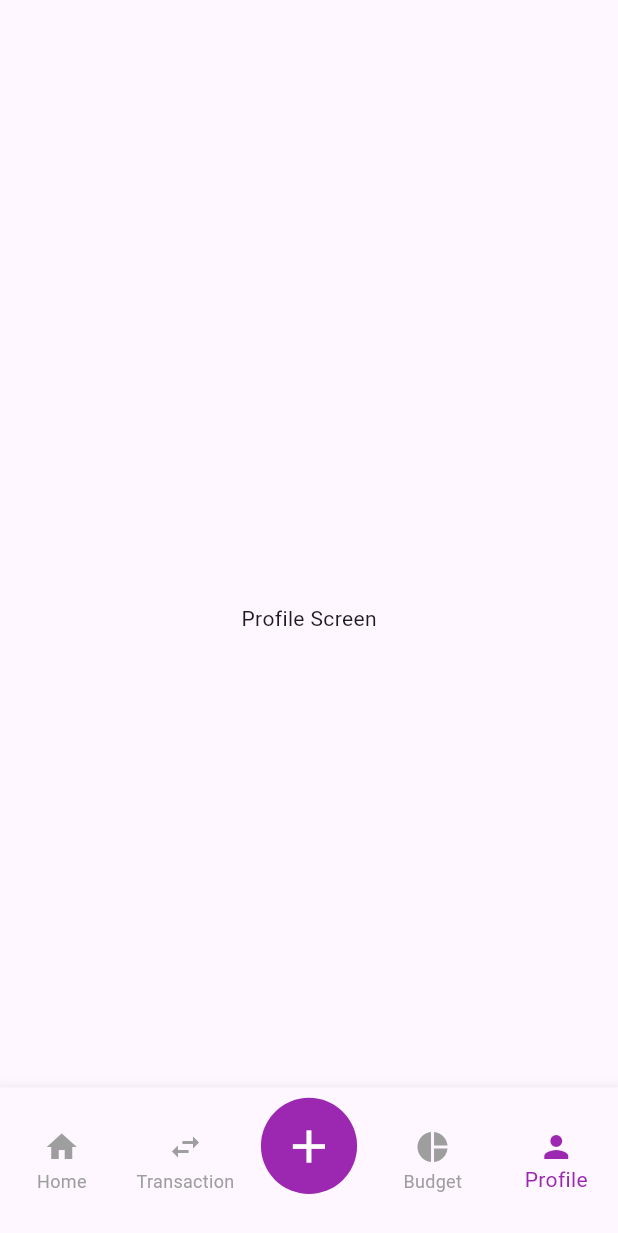
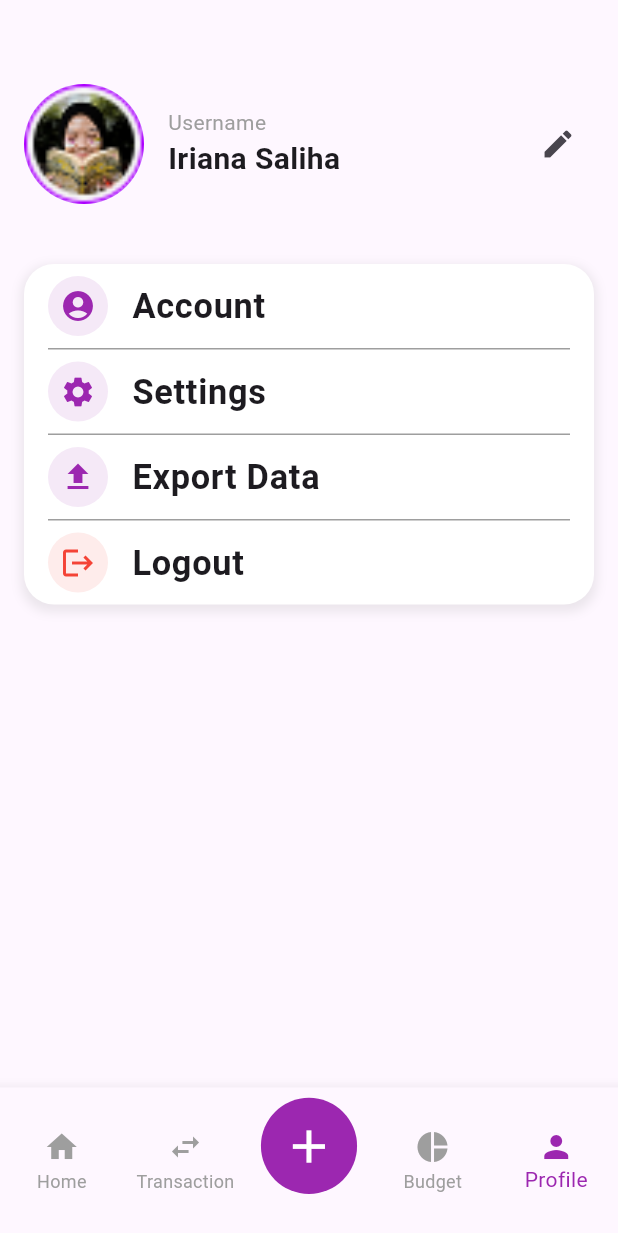
Before and after one commit to chiragdhunna/montra, a Flutter app: the screen it shows after launch, item 5 of the bottom bar chosen, on a phone screen of 412 x 824 dp. Shown: the top 1233 px of the screen. Run offline on Flutter 3.47's test engine with Material 3 defaults, Android fonts, the phone set to English and light mode, and no system bars; our stand-ins replace fl_chart, flutter_screenutil, image_picker, pinput.

Commit message:
profile screens

```diff
--- a/lib/screens/user screens/profile_screen.dart
+++ b/lib/screens/user screens/profile_screen.dart
@@ -1,4 +1,8 @@
 import 'package:flutter/material.dart';
+import 'package:flutter_screenutil/flutter_screenutil.dart';
+import 'package:montra/screens/user%20screens/profile%20section/account_screen.dart';
+import 'package:montra/screens/user%20screens/profile%20section/export_data_screen.dart';
+import 'package:montra/screens/user%20screens/profile%20section/settings_screen.dart';
 
 class ProfileScreen extends StatefulWidget {
   const ProfileScreen({super.key});
@@ -10,6 +14,122 @@ class ProfileScreen extends StatefulWidget {
 class _ProfileScreenState extends State<ProfileScreen> {
   @override
   Widget build(BuildContext context) {
-    return const Scaffold(body: Center(child: Text("Profile Screen")));
+    return Scaffold(
+      body: Padding(
+        padding: const EdgeInsets.all(16.0),
+        child: Column(
+          children: [
+            const SizedBox(height: 40),
+            Row(
+              children: [
+                CircleAvatar(
+                  radius: 40,
+                  backgroundImage: AssetImage(
+                    'assets/profile.png',
+                  ), // Replace with your image asset
+                ),
+                const SizedBox(width: 16),
+                Column(
+                  crossAxisAlignment: CrossAxisAlignment.start,
+                  children: const [
+                    Text('Username', style: TextStyle(color: Colors.grey)),
+                    Text(
+                      'Iriana Saliha',
+                      style: TextStyle(
+                        fontSize: 20,
+                        fontWeight: FontWeight.bold,
+                      ),
+                    ),
+                  ],
+                ),
+                const Spacer(),
+                IconButton(icon: const Icon(Icons.edit), onPressed: () {}),
+              ],
+            ),
+            const SizedBox(height: 40),
+            Container(
+              decoration: BoxDecoration(
+                color: Colors.white,
+                borderRadius: BorderRadius.circular(20),
+                boxShadow: [
+                  BoxShadow(
+                    color: Colors.grey.withOpacity(0.2),
+                    spreadRadius: 2,
+                    blurRadius: 5,
+                    offset: const Offset(0, 3),
+                  ),
+                ],
+              ),
+              child: Column(
+                children: [
+                  _buildListTile(
+                    Icons.account_circle,
+                    'Account',
+                    Colors.purple,
+                    () {
+                      Navigator.of(context).push(
+                        MaterialPageRoute(
+                          builder: (builder) => AccountScreen(),
+                        ),
+                      );
+                    },
+                  ),
+                  _buildDivider(),
+                  _buildListTile(Icons.settings, 'Settings', Colors.purple, () {
+                    Navigator.of(context).push(
+                      MaterialPageRoute(builder: (builder) => SettingsScreen()),
+                    );
+                  }),
+                  _buildDivider(),
+                  _buildListTile(
+                    Icons.upload,
+                    'Export Data',
+                    Colors.purple,
+                    () {
+                      Navigator.of(context).push(
+                        MaterialPageRoute(
+                          builder: (builder) => ExportDataScreen(),
+                        ),
+                      );
+                    },
+                  ),
+                  _buildDivider(),
+                  _buildListTile(Icons.logout, 'Logout', Colors.red, () {}),
+                ],
+              ),
+            ),
+          ],
+        ),
+      ),
+    );
+  }
+
+  Widget _buildListTile(
+    IconData icon,
+    String title,
+    Color iconColor, [
+    VoidCallback? onTap,
+  ]) {
+    return ListTile(
+      leading: CircleAvatar(
+        backgroundColor: iconColor.withOpacity(0.1),
+        child: Icon(icon, color: iconColor),
+      ),
+      title: Text(
+        title,
+        style: TextStyle(fontSize: 20.sp, fontWeight: FontWeight.bold),
+      ),
+      onTap: onTap,
+    );
+  }
+
+  Widget _buildDivider() {
+    return const Divider(
+      height: 1,
+      thickness: 1,
+      indent: 16,
+      endIndent: 16,
+      color: Colors.grey,
+    );
   }
 }
```
Also changed, not shown: lib/screens/user screens/profile section/account_screen.dart (added, +15 -0 lines), lib/screens/user screens/profile section/export_data_screen.dart (added, +15 -0 lines), lib/screens/user screens/profile section/settings_screen.dart (added, +15 -0 lines).
